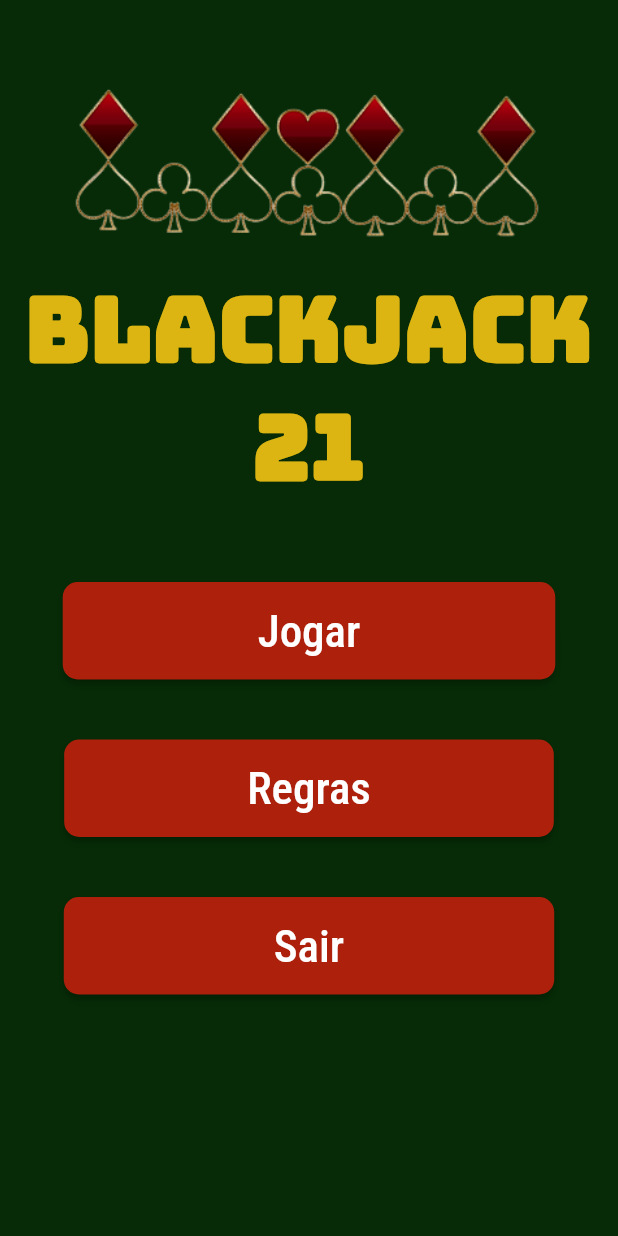
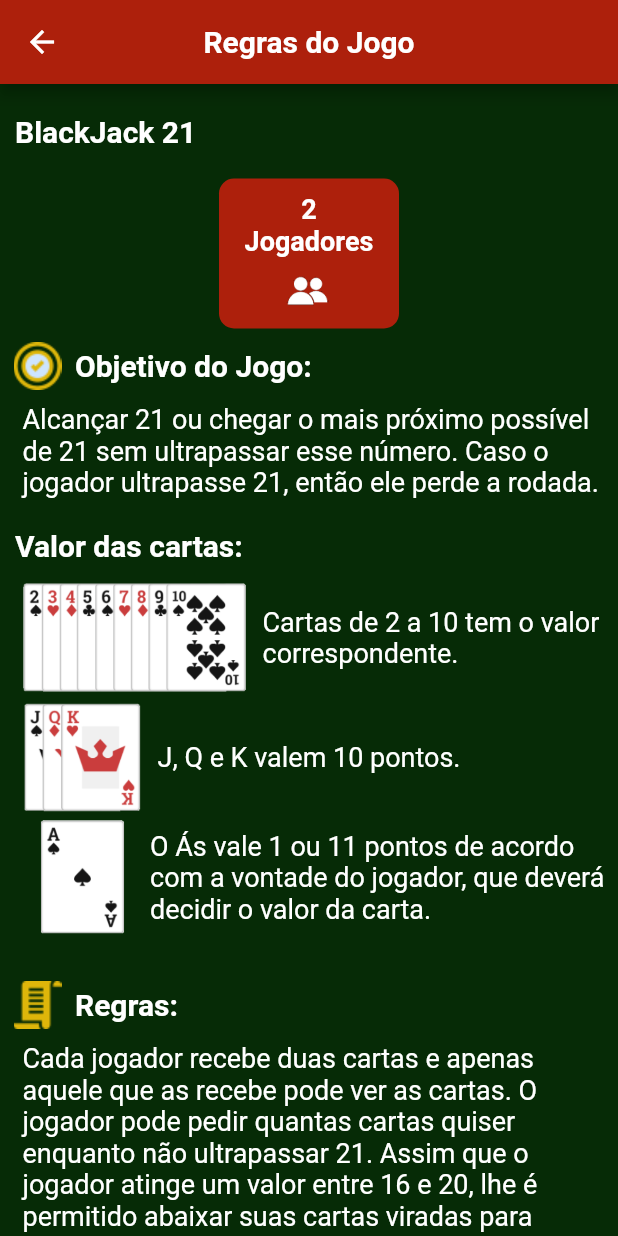
Before and after one commit to valescamoura/gruporoxo20211, a Flutter app: the screen it shows after launch, after a tap on "Regras", on a phone screen of 412 x 824 dp. Run offline on Flutter 3.47's test engine with Material 2 defaults, Android fonts, the phone set to English and light mode, and no system bars; our stand-ins replace google_fonts.

Commit message:
Inserção da página Regras do jogo

```diff
--- /dev/null
+++ b/lib/pages/gameRulesPage.dart
@@ -0,0 +1,185 @@
+import 'package:flutter/material.dart';
+//import 'package:gruporoxo20211/pages/homePage.dart';
+
+class GameRulesPage extends StatelessWidget {
+  const GameRulesPage({Key? key}) : super(key: key);
+
+  @override
+  Widget build(BuildContext context) {
+    return Scaffold(
+        appBar: AppBar(
+          centerTitle: true,
+          title: const Text(
+            'Regras do Jogo',
+            style: TextStyle(fontSize: 20.0, fontWeight: FontWeight.bold),
+          ),
+          backgroundColor: Color(0xFFAD200C),
+          leading: IconButton(
+            icon: const Icon(Icons.arrow_back),
+            onPressed: () {
+              Navigator.of(context).pop();
+            },
+          ),
+        ),
+        body: SingleChildScrollView(
+          child: Container(
+            color: Color(0xFF062B06),
+            child: Column(
+              children: [
+                Align(
+                    alignment: Alignment.centerLeft,
+                    child: Padding(
+                        padding: EdgeInsets.only(left: 10.0, top: 20.0),
+                        child: Text("BlackJack 21",
+                            style: TextStyle(
+                                color: Colors.white,
+                                fontSize: 20.0,
+                                fontWeight: FontWeight.bold
+                            )
+                        )
+                    )
+                ),
+                Padding(
+                    padding: EdgeInsets.only(top: 20.0),
+                    child: Container(
+                      decoration: BoxDecoration(
+                        borderRadius: BorderRadius.circular(10.0),
+                        color: Color(0xFFAD200C),
+                      ),
+                      padding: EdgeInsets.only(top: 10.0),
+                      width: 120,
+                      height: 100,
+                      child: Column(
+                        children: [
+                          Text("2",
+                            style: TextStyle(
+                              color: Colors.white,
+                              fontSize: 18.0,
+                              fontWeight: FontWeight.bold
+                            )
+                          ),
+                          Text("Jogadores",
+                              style: TextStyle(
+                                color: Colors.white,
+                                fontSize: 18.0,
+                                fontWeight: FontWeight.bold
+                              )
+                          ),
+                          Padding(
+                            padding: EdgeInsets.only(top: 5.0),
+                            child: Image.asset(
+                              "assets/images/imageTwoPeople.png",
+                              width: 35,
+                              height: 35
+                            ),
+                          )
+                        ],
+                      ),
+                    )),
+                Row(children: [
+                  Image.asset(
+                    "assets/images/imageGoal.png",
+                    width: 50,
+                    height: 50,
+                  ),
+                  Text("Objetivo do Jogo: ",
+                      style: TextStyle(
+                        color: Colors.white,
+                        fontSize: 20.0,
+                        fontWeight: FontWeight.bold
+                      )
+                    )
+                ]),
+                Padding(
+                    padding: EdgeInsets.only(left: 15.0),
+                    child: Text(
+                        "Alcançar 21 ou chegar o mais próximo possível de 21 sem ultrapassar esse número. Caso o jogador ultrapasse 21, então ele perde a rodada.",
+                        style: TextStyle(color: Colors.white, fontSize: 18.0))
+                      ),
+                Align(
+                    alignment: Alignment.centerLeft,
+                    child: Padding(
+                        padding: EdgeInsets.only(left: 10.0, top: 20.0),
+                        child: Text("Valor das cartas: ",
+                            style: TextStyle(
+                              color: Colors.white,
+                              fontSize: 20.0,
+                              fontWeight: FontWeight.bold)
+                        )
+                      )
+                ),
+                Padding(
+                    padding: EdgeInsets.only(left: 15.0, top: 10.0),
+                    child: Column(children: [
+                      Row(children: [
+                        Image.asset(
+                          'assets/images/imageCards2to10.png',
+                          width: 150,
+                          height: 80,
+                        ),
+                        Padding(padding: EdgeInsets.only(right: 10.0)),
+                        Expanded(
+                            child: Text(
+                                "Cartas de 2 a 10 tem o valor correspondente.",
+                                style: TextStyle(
+                                  color: Colors.white, fontSize: 18.0)
+                                )
+                            ),
+                      ]),
+                      Row(
+                        children: [
+                          Image.asset('assets/images/imageCardsJQK.png',
+                            width: 80, height: 80
+                          ),
+                          Padding(padding: EdgeInsets.only(right: 10.0)),
+                          Text("J, Q e K valem 10 pontos.",
+                            style: TextStyle(
+                              color: Colors.white, fontSize: 18.0
+                            )
+                          ),
+                        ],
+                      ),
+                      Row(
+                        children: [
+                          Image.asset('assets/images/imageCardA.png',
+                            width: 80, height: 80
+                          ),
+                          Padding(padding: EdgeInsets.only(right: 5.0)),
+                          Expanded(
+                              child: Text("O Ás vale 1 ou 11 pontos de acordo com a vontade do jogador, que deverá decidir o valor da carta.",
+                                style: TextStyle(
+                                  color: Colors.white, fontSize: 18.0
+                                )
+                              )
+                          ),
+                        ],
+                      ),
+                    ])),
+                Padding(
+                    padding: EdgeInsets.only(top: 20.0),
+                    child: Row(children: [
+                      Image.asset(
+                        "assets/images/imageRules.png",
+                        width: 50,
+                        height: 50,
+                      ),
+                      Text("Regras: ",
+                        style: TextStyle(
+                          color: Colors.white,
+                          fontSize: 20.0,
+                          fontWeight: FontWeight.bold
+                        )
+                      )
+                    ])),
+                Padding(
+                    padding: EdgeInsets.only(left: 15.0, right: 15.0, bottom: 50.0),
+                    child: Text("Cada jogador recebe duas cartas e apenas aquele que as recebe pode ver as cartas. O jogador pode pedir quantas cartas quiser enquanto não ultrapassar 21. Assim que o jogador atinge um valor entre 16 e 20, lhe é permitido abaixar suas cartas viradas para baixo na mesa e esperar uma jogada do jogador adversário. O jogador não sabe quando o oponente abaixou as cartas, mas assim que ambos abaixam, as cartas são viradas para cima na mesa, revelando seus valores e é anunciado o vencedor que atingiu 21 ou que chegou mais próximo de 21. Caso ambos os jogadores tenham a mesma soma de valores nas cartas viradas é decretado o empate, ou caso ambos tenham valores maiores do que 21.",
+                        style: TextStyle(color: Colors.white, fontSize: 18.0)
+                    )
+                )
+              ],
+            ),
+          ),
+        ));
+  }
+}
--- a/lib/pages/homePage.dart
+++ b/lib/pages/homePage.dart
@@ -1,5 +1,7 @@
 import 'package:flutter/material.dart';
 import 'package:google_fonts/google_fonts.dart';
+import 'package:gruporoxo20211/pages/gameRulesPage.dart';
+import 'Dart:io';
 
 class HomePage extends StatelessWidget {
   const HomePage({Key? key}) : super(key: key);
@@ -75,7 +77,9 @@ class HomePage extends StatelessWidget {
                 textStyle: TextStyle(fontSize: 30.0, color: Colors.white),
               )),
               onPressed: () {
-                //Ação ao pressionar ao botão
+                Navigator.of(context).push(
+                  MaterialPageRoute(builder: (context)=>GameRulesPage())
+                );
               },
             )),
         Padding(
@@ -95,7 +99,9 @@ class HomePage extends StatelessWidget {
                 textStyle: TextStyle(fontSize: 30.0, color: Colors.white),
               )),
               onPressed: () {
-                //Ação ao pressionar ao botão
+                Future.delayed(const Duration(milliseconds: 1000), () {
+                  exit(0);
+                });
               },
             )),
       ]),
```
Also changed, not shown: pubspec.yaml (+7 -0 lines), assets/images/imageCardA.png (added), assets/images/imageCards2to10.png (added), assets/images/imageCardsJQK.png (added), assets/images/imageGoal.png (added), assets/images/imageRules.png (added), assets/images/imageTwoPeople.png (added).
